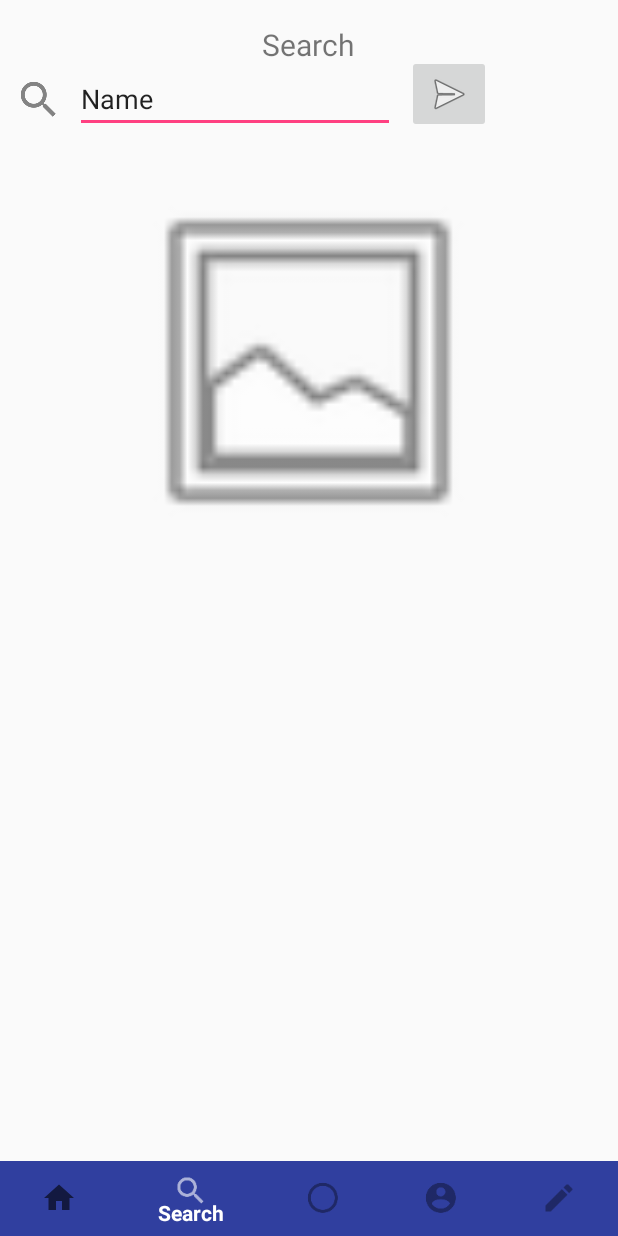
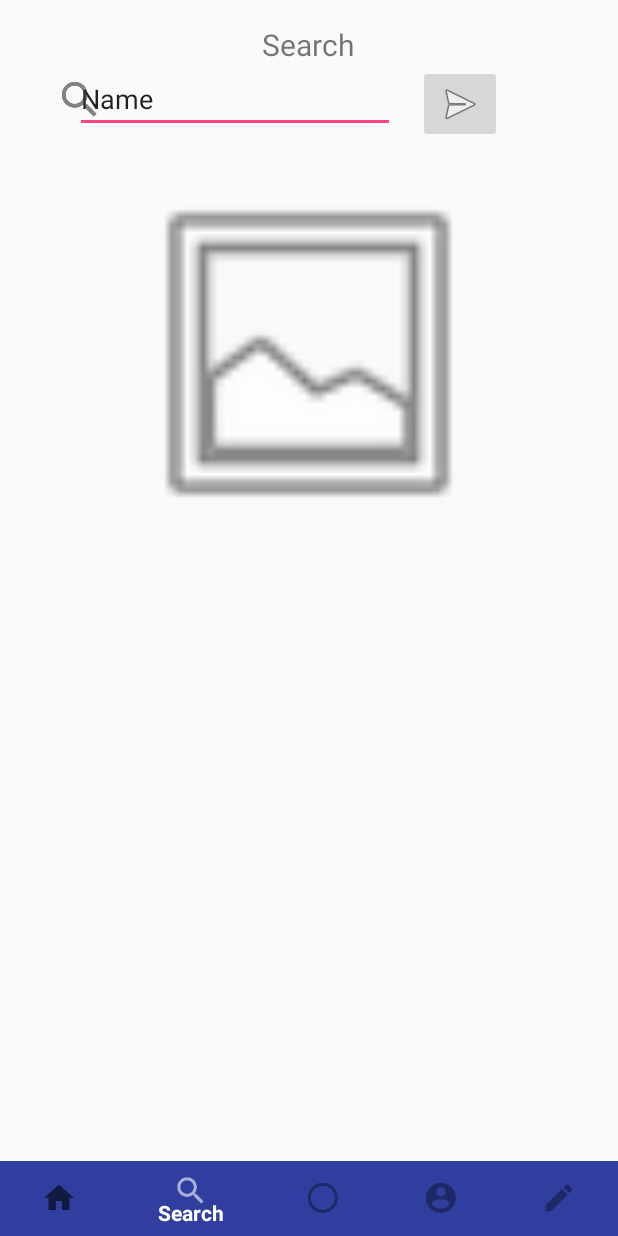
Before and after one commit to sindhu732/instagram_clone, an Android app: the screen it shows after launch (SearchActivity), item 2 of the bottom bar chosen, on a phone screen of 412 x 824 dp. Run offline under Robolectric (Android 15) with nearby library versions, the phone set to English and light mode, and no system bars; our stand-ins replace Firebase (no records; nobody signed in at launch, a user with empty details on screens opened directly), Picasso.

Commit message:
working on search

```diff
--- a/app/build.gradle
+++ b/app/build.gradle
@@ -31,6 +31,7 @@ dependencies {
     androidTestImplementation 'com.android.support.test.espresso:espresso-core:3.0.1'
 
     compile 'com.android.support:design:26.0.0'
+    compile 'com.squareup.picasso:picasso:2.5.2' // Image downloading and caching library
 }
 
 
--- a/app/src/main/java/com/cornell/sindhu/instagram/Home/HomeActivity.java
+++ b/app/src/main/java/com/cornell/sindhu/instagram/Home/HomeActivity.java
@@ -98,8 +98,6 @@ public class HomeActivity extends AppCompatActivity {
             Log.d(TAG, "User signed in already");
         } else {
             Log.d(TAG, "User not logged in");
-            Intent intent = new Intent(HomeActivity.this, AccountActivity.class);
-            startActivity(intent);
         }
     }
 
--- a/app/src/main/java/com/cornell/sindhu/instagram/Search/SearchActivity.java
+++ b/app/src/main/java/com/cornell/sindhu/instagram/Search/SearchActivity.java
@@ -7,9 +7,19 @@ import android.support.v7.app.AppCompatActivity;
 import android.util.Log;
 import android.view.Menu;
 import android.view.MenuItem;
+import android.view.View;
+import android.widget.Button;
+import android.widget.EditText;
+import android.widget.ImageButton;
+import android.widget.Toast;
 
 import com.cornell.sindhu.instagram.Utils.BottomNavigationViewHelper;
 import com.cornell.sindhu.instagram.R;
+import com.google.firebase.auth.FirebaseAuth;
+import com.google.firebase.auth.FirebaseUser;
+import com.google.firebase.database.DatabaseReference;
+import com.google.firebase.database.FirebaseDatabase;
+import com.google.firebase.database.Query;
 
 /**
  * Created by sindhu on 12/3/17.
@@ -19,11 +29,46 @@ public class SearchActivity extends AppCompatActivity{
     private static final String TAG = "SearchActivity";
     private static final int ACTIVITY_NUMBER = 1;
 
+    private FirebaseAuth mAuth;
+    private FirebaseUser currentUser;
+    FirebaseDatabase database = FirebaseDatabase.getInstance();
+    DatabaseReference myRef = database.getReference();
+
+    private EditText mSearchTerm;
+    private ImageButton mSearchButton;
+
     @Override
     protected void onCreate(@Nullable Bundle savedInstanceState) {
         super.onCreate(savedInstanceState);
         setContentView(R.layout.activity_search);
         Log.d(TAG, "onCreate: started");
+        setupBottomNavigationBar();
+        mAuth = FirebaseAuth.getInstance();
+        mSearchTerm = findViewById(R.id.searchTerm);
+        mSearchButton = findViewById(R.id.searchButton);
+        mSearchButton.setOnClickListener(new View.OnClickListener() {
+            @Override
+            public void onClick(View view) {
+                String searchTerm = mSearchTerm.getText().toString();
+                Log.d(TAG, "Search: " + searchTerm);
+
+                String pathPosts = "posts";
+                if(searchTerm.length() > 0) {
+                    if(currentUser == null) {
+                        pathPosts += "/public";
+                    } else {
+                        pathPosts += "/private";
+                    }
+
+
+                }
+            }
+        });
+
+
+    }
+
+    private void setupBottomNavigationBar() {
         BottomNavigationView bottomNavigationView = findViewById(R.id.bottomNavViewBar);
         BottomNavigationViewHelper.enableNavigation(SearchActivity.this, bottomNavigationView);
         Menu menu = bottomNavigationView.getMenu();
@@ -31,4 +76,21 @@ public class SearchActivity extends AppCompatActivity{
         menuItem.setChecked(true);
     }
 
+    private void updateUI(FirebaseUser user) {
+        if (user != null) {
+            Log.d(TAG, "User signed in already");
+        } else {
+            Log.d(TAG, "User not logged in");
+            Toast.makeText(SearchActivity.this, "Sign In to search your private uploads", Toast.LENGTH_SHORT).show();
+        }
+    }
+
+    @Override
+    public void onStart() {
+        super.onStart();
+        // Check if user is signed in (non-null) and update UI accordingly.
+        currentUser = mAuth.getCurrentUser();
+        updateUI(currentUser);
+    }
+
 }
--- a/app/src/main/res/layout/activity_search.xml
+++ b/app/src/main/res/layout/activity_search.xml
@@ -22,7 +22,7 @@
             android:textSize="20sp" />
 
         <EditText
-            android:id="@+id/editText4"
+            android:id="@+id/searchTerm"
             android:layout_width="wrap_content"
             android:layout_height="wrap_content"
             android:layout_alignParentStart="true"
@@ -33,34 +33,42 @@
             android:text="Name" />
 
         <ImageView
-            android:id="@+id/imageView2"
+            android:id="@+id/search"
             android:layout_width="wrap_content"
             android:layout_height="wrap_content"
-            android:layout_alignParentStart="true"
-            android:layout_alignTop="@+id/editText4"
-            android:layout_marginStart="10dp"
+            android:layout_alignTop="@+id/searchTerm"
+            android:layout_marginEnd="11dp"
             android:layout_marginTop="7dp"
+            android:layout_toStartOf="@+id/searchResult"
             app:srcCompat="@drawable/ic_search" />
 
         <include layout="@layout/layout_bottom_navigation_view" />
 
         <ImageButton
-            android:id="@+id/imageButton2"
+            android:id="@+id/searchButton"
             android:layout_width="wrap_content"
             android:layout_height="wrap_content"
-            android:layout_alignBottom="@+id/editText4"
-            android:layout_marginStart="8dp"
-            android:layout_toEndOf="@+id/editText4"
+            android:layout_alignTop="@+id/searchTerm"
+            android:layout_marginStart="15dp"
+            android:layout_toEndOf="@+id/searchTerm"
             app:srcCompat="@android:drawable/ic_menu_send" />
 
         <ImageView
-            android:id="@+id/imageView3"
+            android:id="@+id/searchResult"
             android:layout_width="250dp"
             android:layout_height="250dp"
-            android:layout_below="@+id/editText4"
+            android:layout_below="@+id/searchTerm"
             android:layout_centerHorizontal="true"
-            android:layout_marginTop="27dp"
+            android:layout_marginTop="22dp"
             app:srcCompat="@android:drawable/ic_menu_gallery" />
+
+        <TextView
+            android:id="@+id/description"
+            android:layout_width="250dp"
+            android:layout_height="wrap_content"
+            android:layout_below="@+id/searchResult"
+            android:layout_alignStart="@id/search"
+            android:layout_alignEnd="@id/searchButton"/>
 
     </RelativeLayout>
 
```
Also changed, not shown: app/src/main/java/com/cornell/sindhu/instagram/Upload/UploadActivity.java (+46 -3 lines), app/src/main/java/com/cornell/sindhu/instagram/Utils/MainFeedListAdapter.java (+13 -3 lines), 1 other file.
